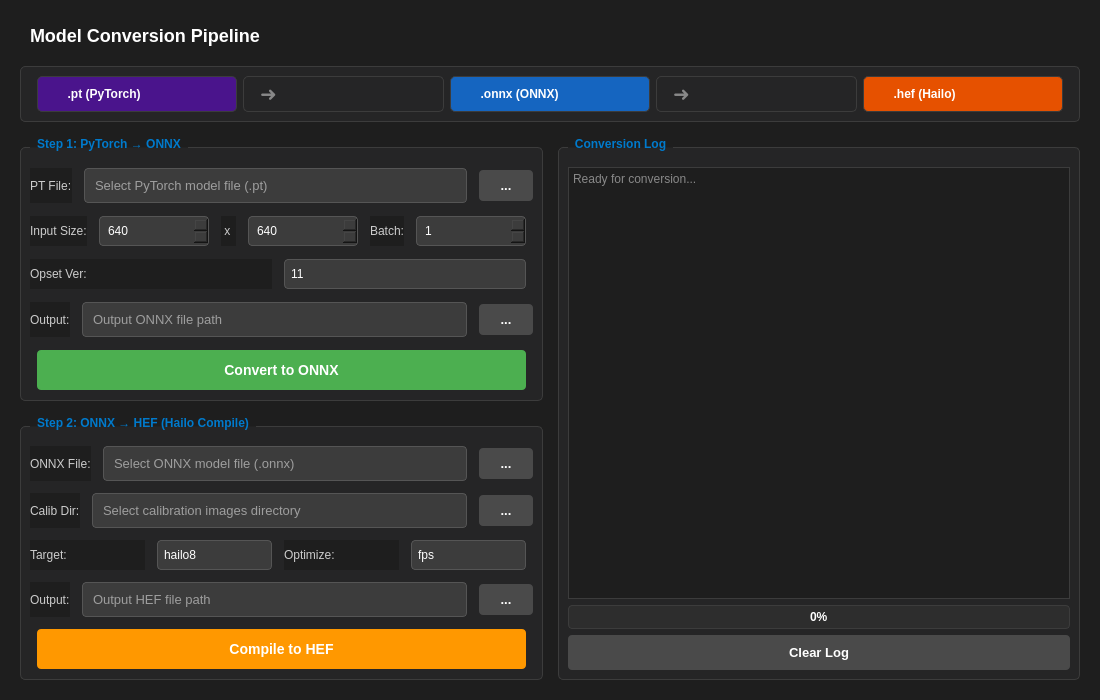
Above: HailoRT-Ui/ui/tabs/convert_tab.ui from kuks2309/Hailo-H8 before the change. Below: the same form after it.
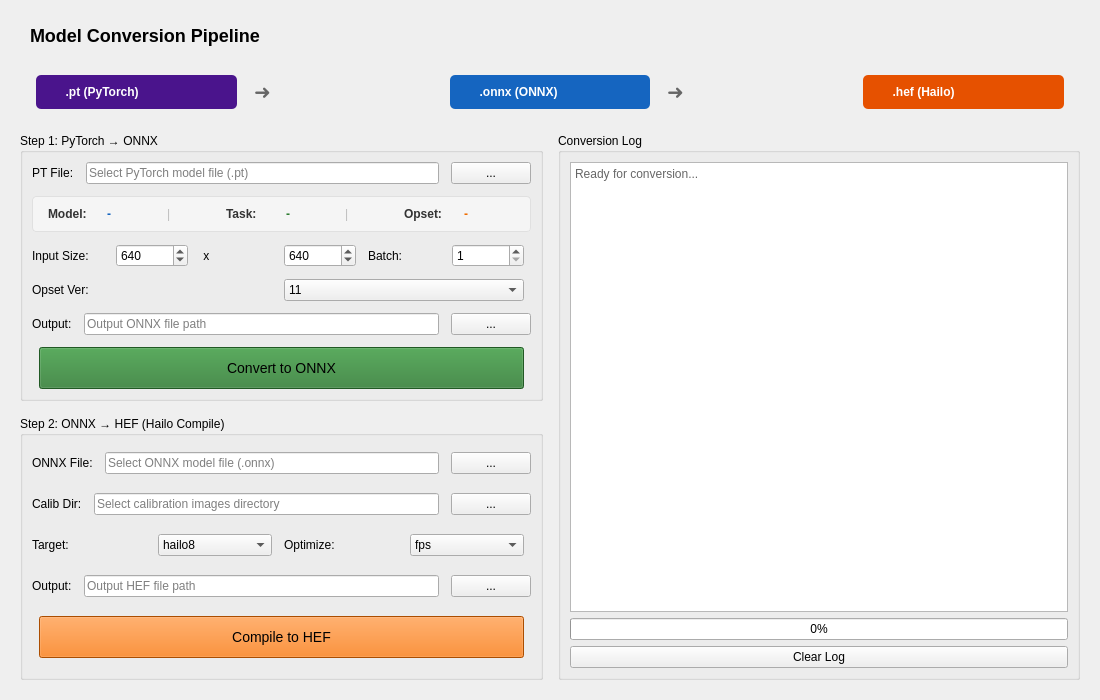
That is the form after the change.

Commit message:
Add full model conversion pipeline and UI overhaul for HailoRT-Ui
Implement end-to-end PT → ONNX → HEF conversion workflow with automatic
YOLO version/task detection, background worker threads, and redesigned
Convert tab UI. Add new utility modules (environment, exceptions,
model_detection, onnx_utils, styles), log panel, and issue documentation.

```diff
--- a/HailoRT-Ui/ui/tabs/convert_tab.ui
+++ b/HailoRT-Ui/ui/tabs/convert_tab.ui
@@ -10,121 +10,6 @@
     <height>700</height>
    </rect>
   </property>
-  <property name="styleSheet">
-   <string notr="true">
-    QWidget {
-      background-color: #1e1e1e;
-      color: #cccccc;
-    }
-    QGroupBox {
-      font-weight: bold;
-      border: 1px solid #3c3c3c;
-      border-radius: 5px;
-      margin-top: 10px;
-      padding-top: 10px;
-      background-color: #252526;
-    }
-    QGroupBox::title {
-      subcontrol-origin: margin;
-      left: 10px;
-      padding: 0 5px;
-      color: #007acc;
-    }
-    QLineEdit {
-      background-color: #3c3c3c;
-      color: #ffffff;
-      border: 1px solid #555555;
-      border-radius: 4px;
-      padding: 8px;
-      font-size: 13px;
-    }
-    QLineEdit:focus {
-      border: 1px solid #007acc;
-    }
-    QSpinBox, QComboBox {
-      background-color: #3c3c3c;
-      color: #ffffff;
-      border: 1px solid #555555;
-      border-radius: 4px;
-      padding: 6px;
-      min-width: 80px;
-    }
-    QComboBox::drop-down {
-      border: none;
-      padding-right: 10px;
-    }
-    QComboBox::down-arrow {
-      image: none;
-      border-left: 5px solid transparent;
-      border-right: 5px solid transparent;
-      border-top: 5px solid #cccccc;
-    }
-    QPushButton {
-      background-color: #0e639c;
-      color: white;
-      border: none;
-      padding: 10px 20px;
-      border-radius: 4px;
-      font-weight: bold;
-      font-size: 13px;
-    }
-    QPushButton:hover {
-      background-color: #1177bb;
-    }
-    QPushButton:pressed {
-      background-color: #0d5a8c;
-    }
-    QPushButton:disabled {
-      background-color: #3c3c3c;
-      color: #666666;
-    }
-    QPushButton#btnBrowsePt, QPushButton#btnBrowseOnnxOut,
-    QPushButton#btnBrowseOnnx, QPushButton#btnBrowseCalib, QPushButton#btnBrowseHefOut {
-      background-color: #4a4a4a;
-      padding: 8px 12px;
-      min-width: 30px;
-    }
-    QPushButton#btnBrowsePt:hover, QPushButton#btnBrowseOnnxOut:hover,
-    QPushButton#btnBrowseOnnx:hover, QPushButton#btnBrowseCalib:hover, QPushButton#btnBrowseHefOut:hover {
-      background-color: #5a5a5a;
-    }
-    QPushButton#btnConvertOnnx {
-      background-color: #4caf50;
-      font-size: 14px;
-      padding: 12px 30px;
-    }
-    QPushButton#btnConvertOnnx:hover {
-      background-color: #66bb6a;
-    }
-    QPushButton#btnCompileHef {
-      background-color: #ff9800;
-      font-size: 14px;
-      padding: 12px 30px;
-    }
-    QPushButton#btnCompileHef:hover {
-      background-color: #ffa726;
-    }
-    QTextEdit {
-      background-color: #1e1e1e;
-      color: #4ec9b0;
-      border: 1px solid #3c3c3c;
-      font-family: 'Consolas', 'Monaco', monospace;
-      font-size: 12px;
-    }
-    QProgressBar {
-      border: 1px solid #3c3c3c;
-      border-radius: 4px;
-      text-align: center;
-      background-color: #2d2d2d;
-      color: white;
-      font-weight: bold;
-    }
-    QProgressBar::chunk {
-      background-color: #007acc;
-      border-radius: 3px;
-    }
-   </string>
-  </property>
   <layout class="QVBoxLayout" name="verticalLayout">
    <property name="spacing">
     <number>15</number>
@@ -147,7 +32,7 @@
       <string>Model Conversion Pipeline</string>
      </property>
      <property name="styleSheet">
-      <string notr="true">font-size: 18px; font-weight: bold; color: #ffffff; padding: 5px;</string>
+      <string notr="true">font-size: 18px; font-weight: bold; color: #000000; padding: 5px;</string>
      </property>
     </widget>
    </item>
@@ -156,15 +41,6 @@
      <property name="minimumHeight">
       <number>60</number>
      </property>
-     <property name="styleSheet">
-      <string notr="true">
-       QFrame {
-         background-color: #252526;
-         border: 1px solid #3c3c3c;
-         border-radius: 5px;
-       }
-      </string>
-     </property>
      <layout class="QHBoxLayout" name="pipelineLayout">
       <item>
        <spacer name="spacerLeft">
@@ -189,7 +65,7 @@
          <string>  ➜  </string>
         </property>
         <property name="styleSheet">
-         <string notr="true">font-size: 20px; color: #888888;</string>
+         <string notr="true">font-size: 20px; color: #666666;</string>
         </property>
        </widget>
       </item>
@@ -209,7 +85,7 @@
          <string>  ➜  </string>
         </property>
         <property name="styleSheet">
-         <string notr="true">font-size: 20px; color: #888888;</string>
+         <string notr="true">font-size: 20px; color: #666666;</string>
         </property>
        </widget>
       </item>
@@ -280,6 +156,123 @@
             </item>
            </layout>
           </item>
+          <item>
+           <widget class="QFrame" name="frameModelDetection">
+            <property name="frameShape">
+             <enum>QFrame::StyledPanel</enum>
+            </property>
+            <property name="styleSheet">
+             <string notr="true">QFrame#frameModelDetection { background-color: #f5f5f5; border: 1px solid #e0e0e0; border-radius: 4px; padding: 6px; }</string>
+            </property>
+            <layout class="QHBoxLayout" name="modelDetectionLayout">
+             <property name="spacing">
+              <number>15</number>
+             </property>
+             <property name="topMargin">
+              <number>4</number>
+             </property>
+             <property name="bottomMargin">
+              <number>4</number>
+             </property>
+             <item>
+              <widget class="QLabel" name="lblDetectionIcon">
+               <property name="text">
+                <string>Model:</string>
+               </property>
+               <property name="styleSheet">
+                <string notr="true">font-weight: bold; color: #333333;</string>
+               </property>
+              </widget>
+             </item>
+             <item>
+              <widget class="QLabel" name="lblYoloVersion">
+               <property name="text">
+                <string>-</string>
+               </property>
+               <property name="toolTip">
+                <string>Detected YOLO version</string>
+               </property>
+               <property name="styleSheet">
+                <string notr="true">color: #1565c0; font-weight: bold;</string>
+               </property>
+              </widget>
+             </item>
+             <item>
+              <widget class="QLabel" name="lblSepTask">
+               <property name="text">
+                <string>|</string>
+               </property>
+               <property name="styleSheet">
+                <string notr="true">color: #bdbdbd;</string>
+               </property>
+              </widget>
+             </item>
+             <item>
+              <widget class="QLabel" name="lblTaskLabel">
+               <property name="text">
+                <string>Task:</string>
+               </property>
+               <property name="styleSheet">
+                <string notr="true">font-weight: bold; color: #333333;</string>
+               </property>
+              </widget>
+             </item>
+             <item>
+              <widget class="QLabel" name="lblTaskType">
+               <property name="text">
+                <string>-</string>
+               </property>
+               <property name="toolTip">
+                <string>Detected task type (detect/segment/classify)</string>
+               </property>
+               <property name="styleSheet">
+                <string notr="true">color: #2e7d32; font-weight: bold;</string>
+               </property>
+              </widget>
+             </item>
+             <item>
+              <widget class="QLabel" name="lblSepOpset">
+               <property name="text">
+                <string>|</string>
+               </property>
+               <property name="styleSheet">
+                <string notr="true">color: #bdbdbd;</string>
+               </property>
+              </widget>
+             </item>
+             <item>
+              <widget class="QLabel" name="lblOpsetLabel">
+               <property name="text">
+                <string>Opset:</string>
+               </property>
+               <property name="styleSheet">
+                <string notr="true">font-weight: bold; color: #333333;</string>
+               </property>
+              </widget>
+             </item>
+             <item>
+              <widget class="QLabel" name="lblRecommendedOpset">
+               <property name="text">
+                <string>-</string>
+               </property>
+               <property name="toolTip">
+                <string>Recommended ONNX opset version</string>
+               </property>
+               <property name="styleSheet">
+                <string notr="true">color: #ef6c00; font-weight: bold;</string>
+               </property>
+              </widget>
+             </item>
+             <item>
+              <spacer name="detectionSpacer">
+               <property name="orientation">
+                <enum>Qt::Horizontal</enum>
+               </property>
+              </spacer>
+             </item>
+            </layout>
+           </widget>
+          </item>
           <item>
            <layout class="QHBoxLayout" name="inputSizeLayout">
             <item>
@@ -449,6 +442,9 @@
               <property name="minimumHeight">
                <number>40</number>
               </property>
+              <property name="styleSheet">
+               <string notr="true">background-color: #2e7d32; font-size: 14px; padding: 12px 30px;</string>
+              </property>
              </widget>
             </item>
             <item>
@@ -639,6 +635,9 @@
               <property name="minimumHeight">
                <number>40</number>
               </property>
+              <property name="styleSheet">
+               <string notr="true">background-color: #ef6c00; font-size: 14px; padding: 12px 30px;</string>
+              </property>
              </widget>
             </item>
             <item>
@@ -670,7 +669,7 @@
            <bool>true</bool>
           </property>
           <property name="html">
-           <string>&lt;p style="color: #888888;"&gt;Ready for conversion...&lt;/p&gt;</string>
+           <string>&lt;p style="color: #666666;"&gt;Ready for conversion...&lt;/p&gt;</string>
           </property>
          </widget>
         </item>
@@ -689,9 +688,6 @@
           <property name="text">
            <string>Clear Log</string>
           </property>
-          <property name="styleSheet">
-           <string notr="true">background-color: #4a4a4a;</string>
-          </property>
          </widget>
         </item>
        </layout>
```
Left out of the diff: 15 changed lines with no effect on the pictures. The commit also changes 28 other files.
